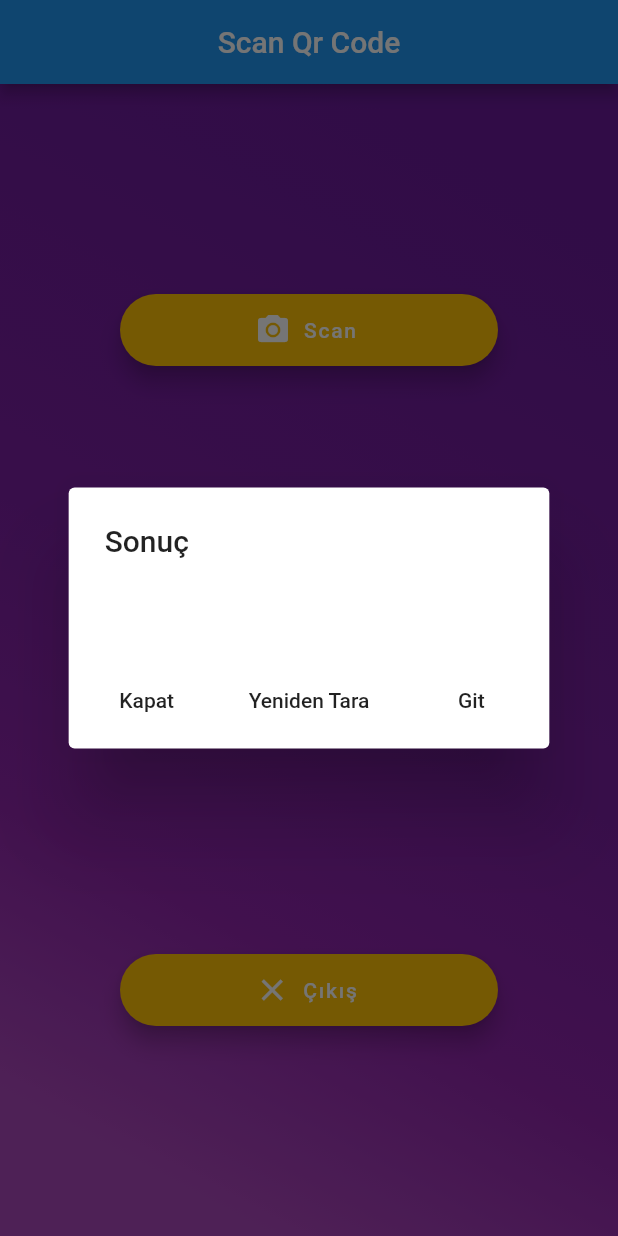
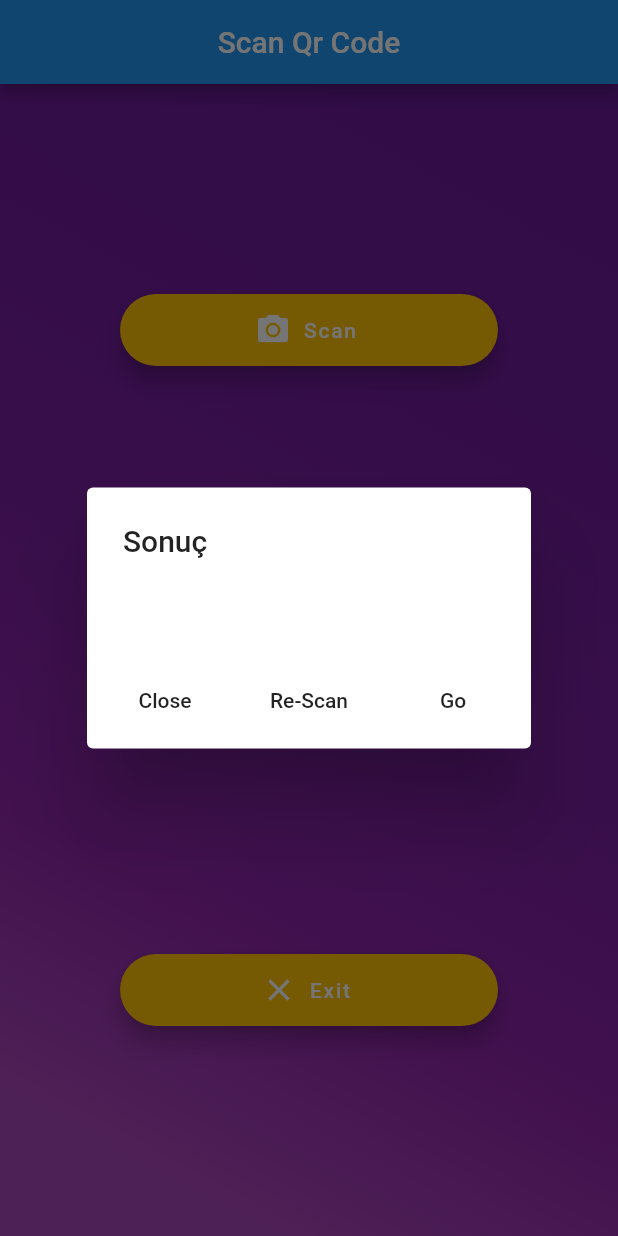
Before and after one commit to maqtay/Flutter-QR-Code-Scanner, a Flutter app: the screen it shows after launch, after a tap on "Scan", on a phone screen of 412 x 824 dp. Run offline on Flutter 3.47's test engine with Material 2 defaults, Android fonts, the phone set to English and light mode, and no system bars; our stand-ins replace fluttertoast; missing offline and left inert: barcode_scan.

Commit message:
Update main.dart

```diff
--- a/lib/main.dart
+++ b/lib/main.dart
@@ -6,7 +6,6 @@ import 'package:flutter/services.dart';
 import 'package:url_launcher/url_launcher.dart';
 import 'dart:io';
 import 'package:fluttertoast/fluttertoast.dart';
-import 'package:connectivity/connectivity.dart';
 
 
 
@@ -46,7 +45,7 @@ class HomePageState extends State<HomePage> with SingleTickerProviderStateMixin{
       }
     } on FormatException {
       Fluttertoast.showToast(
-        msg:"İşleminiz İptal Edildi!",
+        msg:"Has been canceled!",
         toastLength: Toast.LENGTH_SHORT,
         gravity: ToastGravity.BOTTOM,
         timeInSecForIos: 1,
@@ -91,21 +90,20 @@ class HomePageState extends State<HomePage> with SingleTickerProviderStateMixin{
             ),
             actions: <Widget>[
               FlatButton(
-                child: Text("Kapat"),
+                child: Text("Close"),
                 onPressed:() {
                   Navigator.of(context).pop();
                 },
               ),
               FlatButton(
-                child: Text('Yeniden Tara'),
+                child: Text('Re-Scan'),
                 onPressed: _scanqr,
               ),
 
               FlatButton(
-                child: Text('Git'),
+                child: Text('Go'),
                 onPressed: _launchUrl,
               ),
-
             ],
           );
         }
@@ -117,7 +115,7 @@ class HomePageState extends State<HomePage> with SingleTickerProviderStateMixin{
         context: context,
       builder: (BuildContext context){
           return AlertDialog(
-            title: Text("Hakkında",
+            title: Text("About",
               textAlign: TextAlign.center,
               style: TextStyle(
                 fontSize: 25.0,
@@ -129,50 +127,18 @@ class HomePageState extends State<HomePage> with SingleTickerProviderStateMixin{
               FlatButton.icon(
                   onPressed: () => Navigator.of(context).pop(),
                   icon: Icon(Icons.close),
-                  label: Text("Kapat"),
+                  label: Text("Close"),
               ),
               FlatButton.icon(
                   onPressed: () => _support(),
                   icon: Icon(Icons.check),
-                  label: Text("Destek")
+                  label: Text("Support")
               )
             ],
           );
       }
     );
   }
-
-/*  void resultSave (List<String> list, String result) async{
-    final resultRecorder = await SharedPreferences.getInstance();
-    if(result != null){
-      resultRecorder.setBool("status", true);
-      resultRecorder.setString("resultString", result);
-      resultRecorder.setStringList("resultList", list);
-      //resultRecorder.setInt("index", );
-    }
-    list.add(result);
-    resultDisp();
-  }
-  void resultDisp() async{
-      final resultRecorder = await SharedPreferences.getInstance();
-      bool savedStatus = resultRecorder.getBool("status");
-      String savedResult = resultRecorder.getString("resultString");
-      List<String> savedList = resultRecorder.getStringList("resultList");
-      //int index = resultRecorder.getInt("index");
-      setState(() {
-        result = savedResult;
-        status = savedStatus;
-        list = savedList;
-      });
-  }
-
-  void resultDelete (List list, int index) async{
-    final resultRecorder = await SharedPreferences.getInstance();
-    print("index:  " + index.toString());
-
-    resultRecorder.remove("resultList");
-  }
-*/
   Widget build (BuildContext context) {
     return Scaffold(
         appBar: AppBar(
@@ -209,14 +175,14 @@ class HomePageState extends State<HomePage> with SingleTickerProviderStateMixin{
                   ),
                   FloatingActionButton.extended(
                       icon: Icon(Icons.person_pin),
-                      label: Text("Hakkında"),
+                      label: Text("About"),
                       onPressed: _showDialog,
                       backgroundColor: Colors.amber,
                   ),
                   FloatingActionButton.extended(
                     onPressed: () => exit(0),
                     icon: Icon(Icons.close),
-                    label: Text("Çıkış"),
+                    label: Text("Exit"),
                     backgroundColor: Colors.amber,
                   ),
                 ]
```
